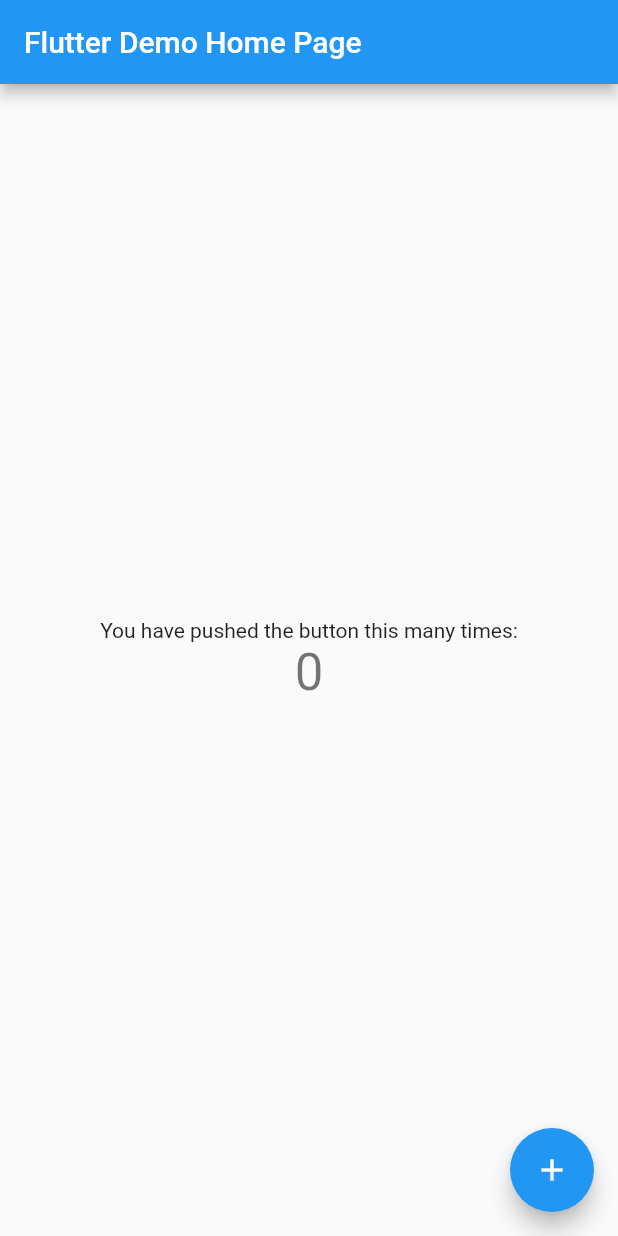
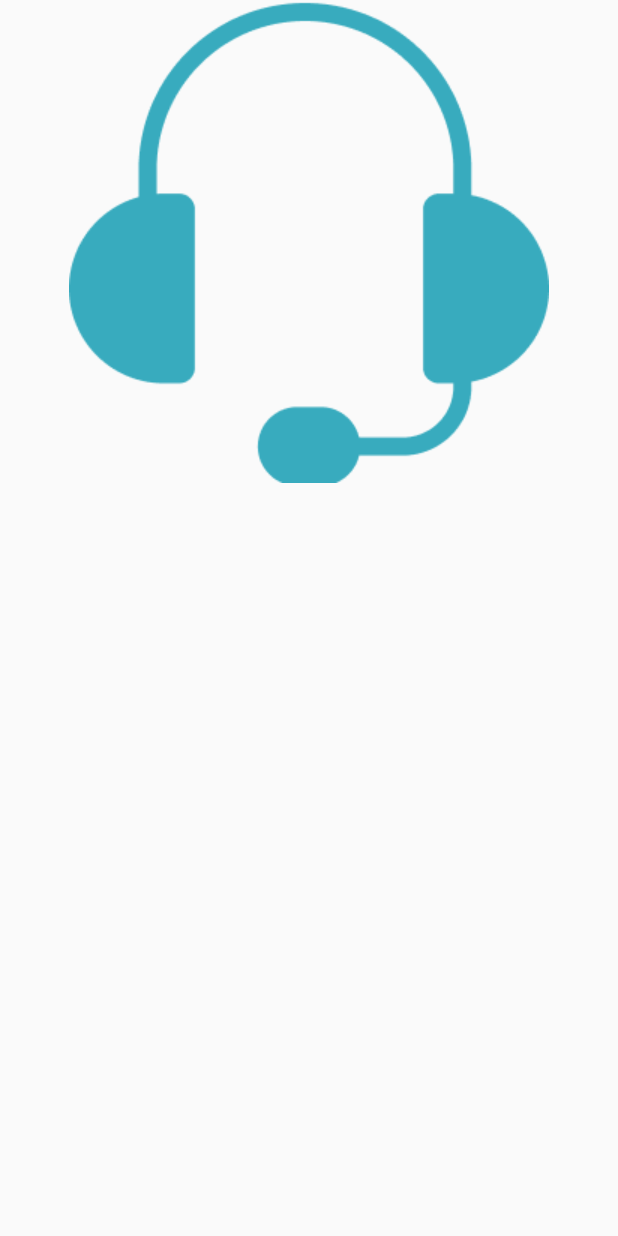
Before and after one commit to danyriansyah/flutter_ecommerce, a Flutter app: the screen it shows after launch, on a phone screen of 412 x 824 dp. Run offline on Flutter 3.47's test engine with Material 2 defaults, Android fonts, the phone set to English and light mode, and no system bars.

```diff
--- a/shamo/lib/main.dart
+++ b/shamo/lib/main.dart
@@ -1,113 +1,29 @@
 import 'package:flutter/material.dart';
 
 void main() {
-  runApp(MyApp());
+  runApp(ShamoApps());
 }
 
-class MyApp extends StatelessWidget {
-  // This widget is the root of your application.
+class ShamoApps extends StatelessWidget {
+  const ShamoApps({Key? key}) : super(key: key);
+
   @override
   Widget build(BuildContext context) {
     return MaterialApp(
-      title: 'Flutter Demo',
-      theme: ThemeData(
-        // This is the theme of your application.
-        //
-        // Try running your application with "flutter run". You'll see the
-        // application has a blue toolbar. Then, without quitting the app, try
-        // changing the primarySwatch below to Colors.green and then invoke
-        // "hot reload" (press "r" in the console where you ran "flutter run",
-        // or simply save your changes to "hot reload" in a Flutter IDE).
-        // Notice that the counter didn't reset back to zero; the application
-        // is not restarted.
-        primarySwatch: Colors.blue,
+      debugShowCheckedModeBanner: false,
+      home: Scaffold(
+        body: SafeArea(
+          child: Center(
+            child: Column(
+              children: [
+                Image.asset(
+                  'assets/icon_headset.png',
+                ),
+              ],
+            ),
+          ),
+        ),
       ),
-      home: MyHomePage(title: 'Flutter Demo Home Page'),
     );
   }
 }
-
-class MyHomePage extends StatefulWidget {
-  MyHomePage({Key? key, required this.title}) : super(key: key);
-
-  // This widget is the home page of your application. It is stateful, meaning
-  // that it has a State object (defined below) that contains fields that affect
-  // how it looks.
-
-  // This class is the configuration for the state. It holds the values (in this
-  // case the title) provided by the parent (in this case the App widget) and
-  // used by the build method of the State. Fields in a Widget subclass are
-  // always marked "final".
-
-  final String title;
-
-  @override
-  _MyHomePageState createState() => _MyHomePageState();
-}
-
-class _MyHomePageState extends State<MyHomePage> {
-  int _counter = 0;
-
-  void _incrementCounter() {
-    setState(() {
-      // This call to setState tells the Flutter framework that something has
-      // changed in this State, which causes it to rerun the build method below
-      // so that the display can reflect the updated values. If we changed
-      // _counter without calling setState(), then the build method would not be
-      // called again, and so nothing would appear to happen.
-      _counter++;
-    });
-  }
-
-  @override
-  Widget build(BuildContext context) {
-    // This method is rerun every time setState is called, for instance as done
-    // by the _incrementCounter method above.
-    //
-    // The Flutter framework has been optimized to make rerunning build methods
-    // fast, so that you can just rebuild anything that needs updating rather
-    // than having to individually change instances of widgets.
-    return Scaffold(
-      appBar: AppBar(
-        // Here we take the value from the MyHomePage object that was created by
-        // the App.build method, and use it to set our appbar title.
-        title: Text(widget.title),
-      ),
-      body: Center(
-        // Center is a layout widget. It takes a single child and positions it
-        // in the middle of the parent.
-        child: Column(
-          // Column is also a layout widget. It takes a list of children and
-          // arranges them vertically. By default, it sizes itself to fit its
-          // children horizontally, and tries to be as tall as its parent.
-          //
-          // Invoke "debug painting" (press "p" in the console, choose the
-          // "Toggle Debug Paint" action from the Flutter Inspector in Android
-          // Studio, or the "Toggle Debug Paint" command in Visual Studio Code)
-          // to see the wireframe for each widget.
-          //
-          // Column has various properties to control how it sizes itself and
-          // how it positions its children. Here we use mainAxisAlignment to
-          // center the children vertically; the main axis here is the vertical
-          // axis because Columns are vertical (the cross axis would be
-          // horizontal).
-          mainAxisAlignment: MainAxisAlignment.center,
-          children: <Widget>[
-            Text(
-              'You have pushed the button this many times:',
-            ),
-            Text(
-              '$_counter',
-              style: Theme.of(context).textTheme.headline4,
-            ),
-          ],
-        ),
-      ),
-      floatingActionButton: FloatingActionButton(
-        onPressed: _incrementCounter,
-        tooltip: 'Increment',
-        child: Icon(Icons.add),
-      ), // This trailing comma makes auto-formatting nicer for build methods.
-    );
-  }
-}
--- a/shamo/pubspec.yaml
+++ b/shamo/pubspec.yaml
@@ -45,9 +45,8 @@ flutter:
   uses-material-design: true
 
   # To add assets to your application, add an assets section, like this:
-  # assets:
-  #   - images/a_dot_burr.jpeg
-  #   - images/a_dot_ham.jpeg
+  assets:
+    - assets/
 
   # An image asset can refer to one or more resolution-specific "variants", see
   # https://flutter.dev/assets-and-images/#resolution-aware.
```
Also changed, not shown: 1 other file.
